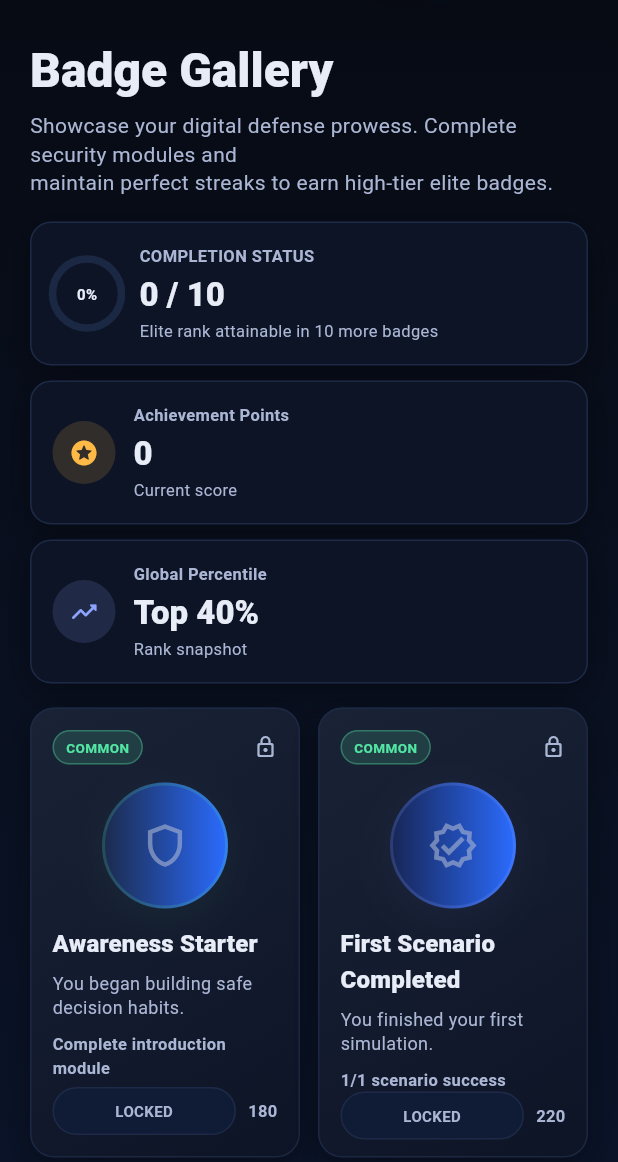
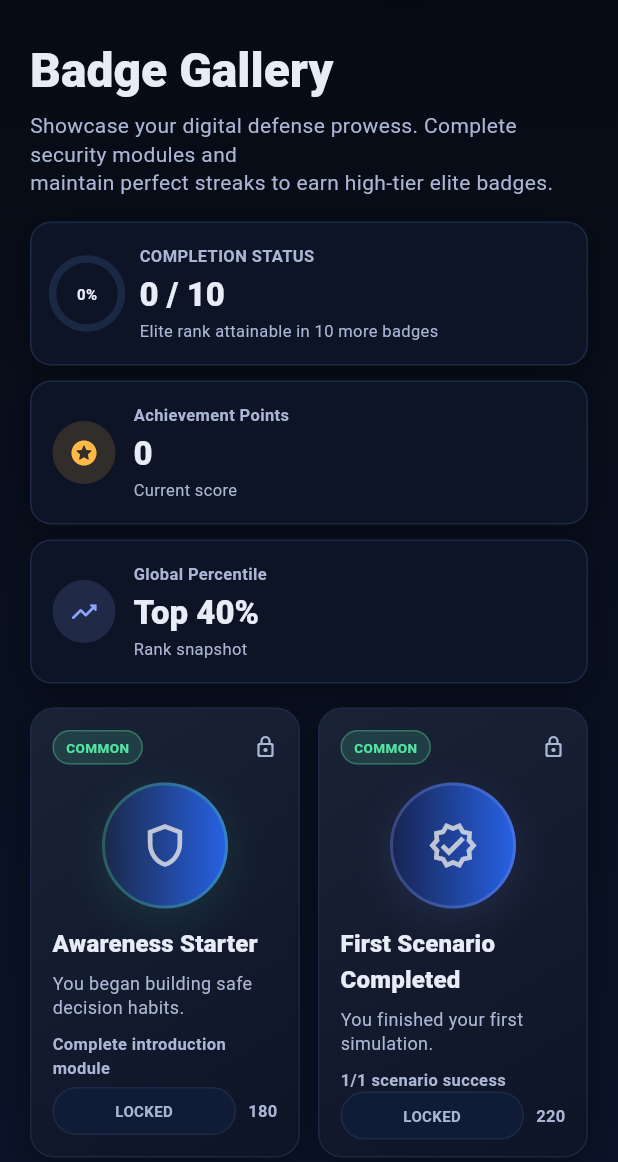
Before and after one commit to ZahraZahraaaaaaaaaaaaaaaaaaaaaaaaaaaaaa/Fyp-Frontend, a Flutter app: the BadgesScreen screen opened by its route, on a phone screen of 412 x 824 dp, the part 74-1236 px from its top. Run offline on Flutter 3.47's test engine with Material 3 defaults, Android fonts, the phone set to English and light mode, and no system bars; our stand-ins replace go_router, shared_preferences; missing offline and left inert: dart:html; accounts and stored records are empty; network calls fail.

Commit message:
fix(theme): improve locked badge icon contrast in light mode
Use white medallion icons for locked badges on gradient circles so new accounts match unlocked visibility; soften locked state with light opacity instead of muted gray icons.

Co-authored-by: Cursor <cursoragent@cursor.com>

```diff
--- a/lib/screens/dashboard_screen.dart
+++ b/lib/screens/dashboard_screen.dart
@@ -581,7 +581,7 @@ class _MiniBadgeRow extends StatelessWidget {
   @override
   Widget build(BuildContext context) {
     return Opacity(
-      opacity: unlocked ? 1 : 0.45,
+      opacity: unlocked ? 1 : 0.82,
       child: Row(
         children: [
           Container(
@@ -590,12 +590,12 @@ class _MiniBadgeRow extends StatelessWidget {
             decoration: BoxDecoration(
               shape: BoxShape.circle,
               gradient: LinearGradient(colors: badge.faceGradient),
-              border: Border.all(color: badge.accentColor.withValues(alpha: 0.45)),
+              border: Border.all(color: badge.accentColor.withValues(alpha: unlocked ? 0.45 : 0.32)),
             ),
             child: Icon(
               badge.icon,
               size: 22,
-              color: unlocked ? Colors.white : Colors.white54,
+              color: unlocked ? AppColors.badgeMedalIcon : AppColors.badgeMedalIconLocked,
             ),
           ),
           const SizedBox(width: 10),
--- a/lib/theme/app_colors.dart
+++ b/lib/theme/app_colors.dart
@@ -36,8 +36,11 @@ class AppColors {
 
   static Color get badgeCardLocked => _palette.surface2;
 
-  /// Icon on colorful badge medallion (readable on gradients in both themes).
+  /// Icon on colorful badge medallion when unlocked.
   static Color get badgeMedalIcon => isDark ? const Color(0xFF081020) : Colors.white;
+
+  /// Icon on medallion when locked — stay high-contrast on blue/teal face gradients.
+  static Color get badgeMedalIconLocked => isDark ? Colors.white.withValues(alpha: 0.82) : Colors.white;
 
   static List<BoxShadow> get cardShadow => DesignTokens.shadowCard(
         cardShadowBase,
--- a/lib/widgets/badge_gallery_card.dart
+++ b/lib/widgets/badge_gallery_card.dart
@@ -72,16 +72,21 @@ class _BadgeGalleryCardState extends State<BadgeGalleryCard> {
             ),
             const SizedBox(height: 12),
             Center(
+              child: Opacity(
+                opacity: unlocked ? 1 : 0.88,
                 child: Container(
                   width: 84,
                   height: 84,
                   decoration: BoxDecoration(
                     shape: BoxShape.circle,
                     gradient: LinearGradient(colors: b.faceGradient),
-                  border: Border.all(color: b.accentColor.withValues(alpha: unlocked ? 0.7 : 0.18), width: 2),
+                    border: Border.all(
+                      color: b.accentColor.withValues(alpha: unlocked ? 0.7 : 0.32),
+                      width: 2,
+                    ),
                     boxShadow: [
                       BoxShadow(
-                      color: b.accentColor.withValues(alpha: unlocked ? 0.32 : 0.06),
+                        color: b.accentColor.withValues(alpha: unlocked ? 0.32 : 0.14),
                         blurRadius: 26,
                         offset: const Offset(0, 8),
                       ),
@@ -90,7 +95,8 @@ class _BadgeGalleryCardState extends State<BadgeGalleryCard> {
                   child: Icon(
                     b.icon,
                     size: 34,
-                  color: unlocked ? AppColors.badgeMedalIcon : AppColors.textMuted.withValues(alpha: 0.6),
+                    color: unlocked ? AppColors.badgeMedalIcon : AppColors.badgeMedalIconLocked,
+                  ),
                 ),
               ),
             ),
```
Also changed, not shown: lib/screens/profile_screen.dart (+7 -4 lines). Lines whose indentation alone changed are shown as unchanged.
